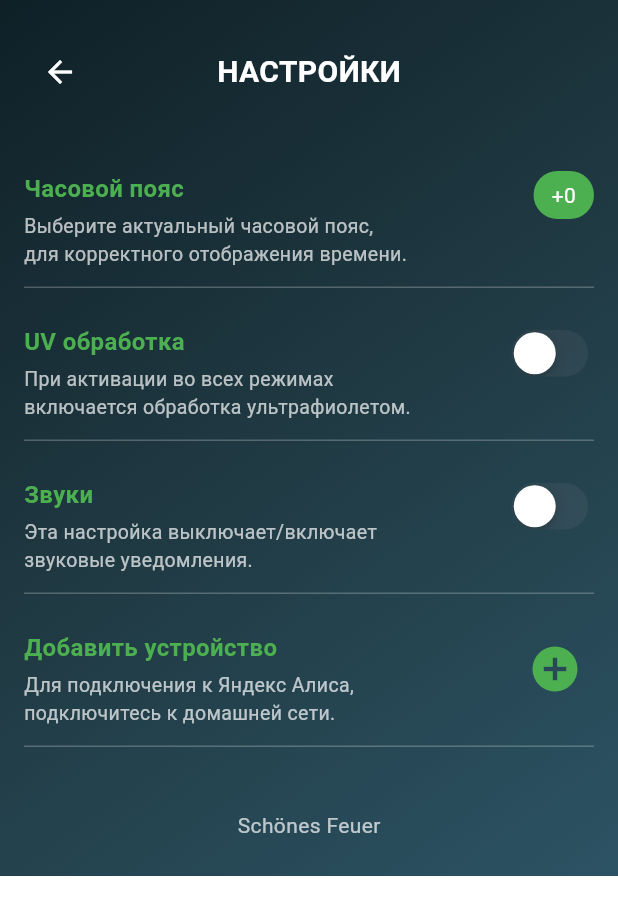
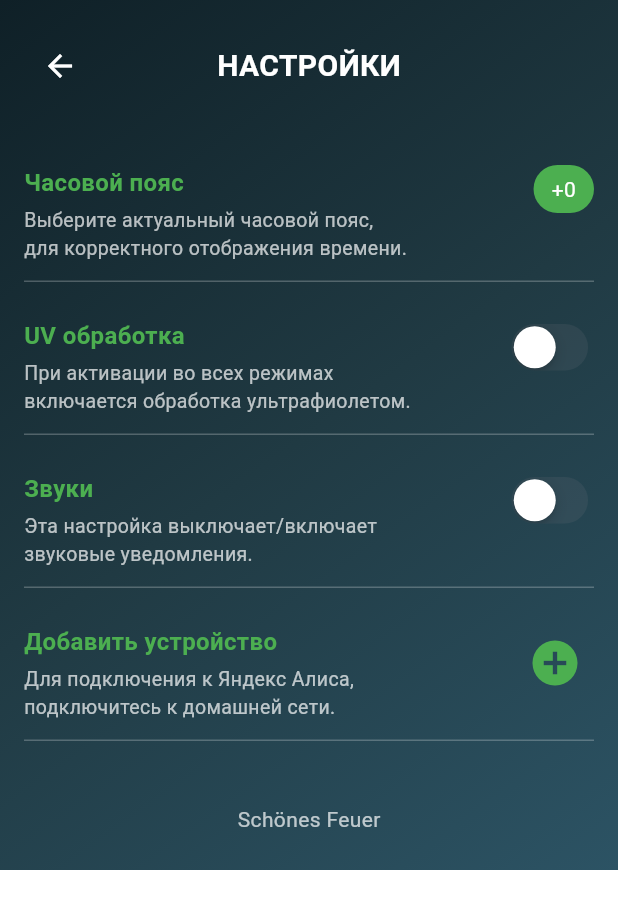
Before and after one commit to viteklu15/hkaf, a Flutter app: the screen it shows after launch, after a tap on the "settings" icon, on a phone screen of 412 x 824 dp. Shown: the top 915 px of the screen. Run offline on Flutter 3.47's test engine with Material 3 defaults, Android fonts, the light colour scheme and no system bars; our stand-ins replace auto_size_text, geolocator, google_fonts, permission_handler, shared_preferences; missing offline and left inert: flutter_reactive_ble, mobile_scanner.

Commit message:
поправил ошибки вроде работает

```diff
--- a/lib/settings_screen.dart
+++ b/lib/settings_screen.dart
@@ -112,8 +112,7 @@ class _SettingsScreenState extends State<SettingsScreen> {
   @override
   Widget build(BuildContext context) {
     return Scaffold(
-      body: SafeArea(
-        child: Container(
+      body: Container(
         decoration: const BoxDecoration(
           gradient: LinearGradient(
             begin: Alignment.topLeft,
@@ -121,12 +120,16 @@ class _SettingsScreenState extends State<SettingsScreen> {
             colors: [Color(0xFF0f2027), Color(0xFF203a43), Color(0xFF2c5364)],
           ),
         ),
-          padding: const EdgeInsets.symmetric(horizontal: 16, vertical: 24),
+        padding: EdgeInsets.only(
+          top: MediaQuery.of(context).padding.top + 20,
+          left: 16,
+          right: 16,
+          bottom: 24,
+        ),
         child: SingleChildScrollView(
           child: Column(
             crossAxisAlignment: CrossAxisAlignment.start,
             children: [
-                // const SizedBox(height: 40),
               Stack(
                 alignment: Alignment.center,
                 children: [
@@ -255,7 +258,6 @@ class _SettingsScreenState extends State<SettingsScreen> {
           ),
         ),
       ),
-      ),
     );
   }
 
--- a/pubspec.yaml
+++ b/pubspec.yaml
@@ -6,7 +6,7 @@ description: >
 
 publish_to: 'none'
 
-version: 1.0.3+3
+version: 1.0.3+5
 
 environment:
   sdk: ^3.7.2
```
Also changed, not shown: 3 other files. Lines whose indentation alone changed are shown as unchanged.
